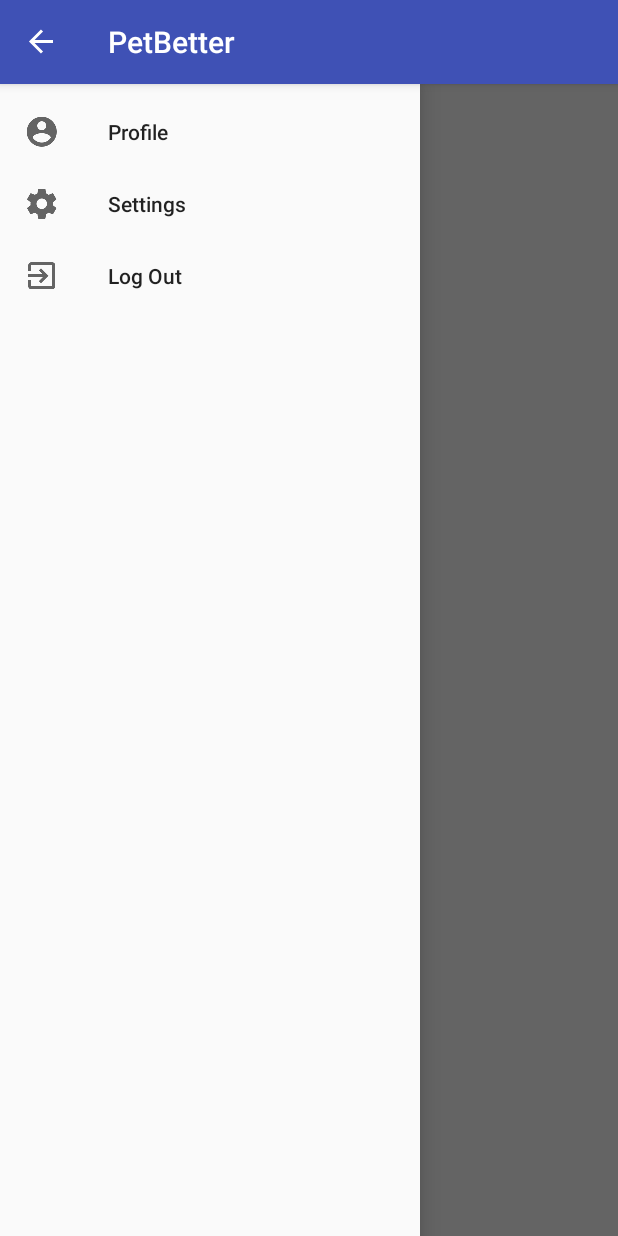
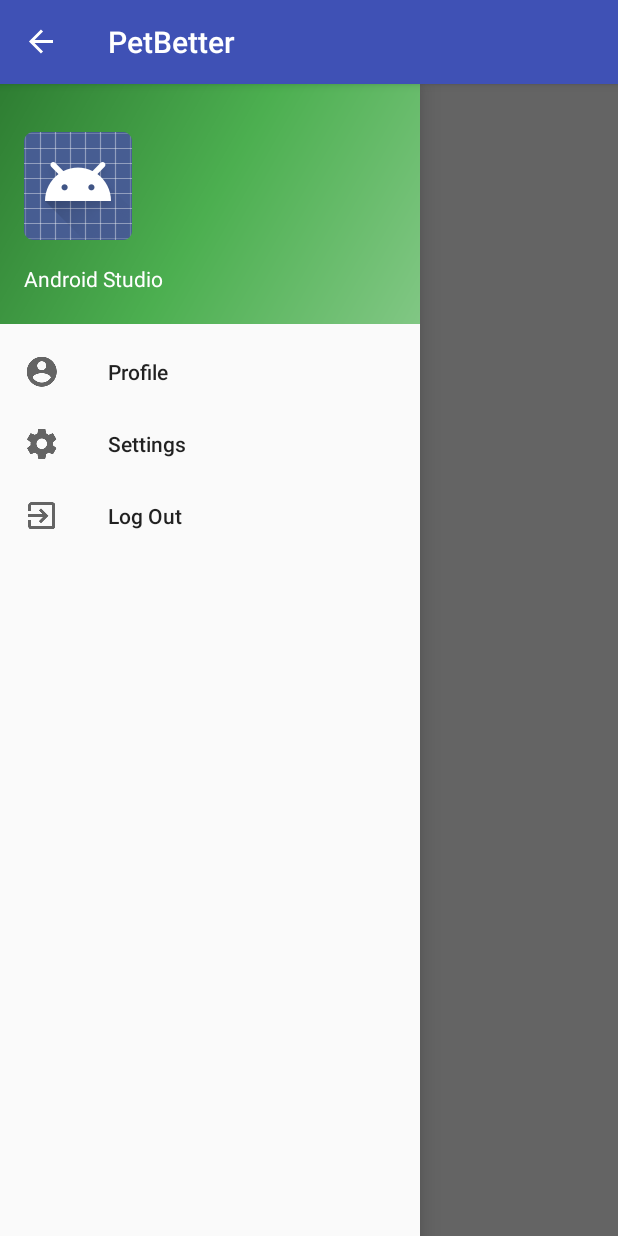
Before and after one commit to DwardTiro/PetBetter, an Android app: the HomeActivity screen opened directly, with no data from a screen before it, with the side drawer open, on a phone screen of 412 x 824 dp. Run offline under Robolectric (Android 15) with nearby library versions, the phone set to English and light mode, and no system bars.

Commit message:
Added NavigationDrawer Header

```diff
--- /dev/null
+++ b/app/src/main/res/drawable/side_nav_bar.xml
@@ -0,0 +1,9 @@
+<shape xmlns:android="http://schemas.android.com/apk/res/android"
+    android:shape="rectangle">
+    <gradient
+        android:angle="135"
+        android:centerColor="#4CAF50"
+        android:endColor="#2E7D32"
+        android:startColor="#81C784"
+        android:type="linear" />
+</shape>
--- a/app/src/main/res/layout/activity_home.xml
+++ b/app/src/main/res/layout/activity_home.xml
@@ -28,7 +28,9 @@
         android:layout_height="match_parent"
         app:menu="@menu/navigation_menu"
         android:layout_gravity="start"
-        android:id="@+id/nav_view">
+        android:id="@+id/nav_view"
+        android:fitsSystemWindows="true"
+        app:headerLayout="@layout/nav_header">
 
     </android.support.design.widget.NavigationView>
 
--- /dev/null
+++ b/app/src/main/res/layout/nav_header.xml
@@ -0,0 +1,35 @@
+<?xml version="1.0" encoding="utf-8"?>
+<LinearLayout xmlns:android="http://schemas.android.com/apk/res/android"
+    xmlns:app="http://schemas.android.com/apk/res-auto"
+    android:layout_width="match_parent"
+    android:layout_height="160dp"
+    android:background="@drawable/side_nav_bar"
+    android:gravity="bottom"
+    android:orientation="vertical"
+    android:paddingBottom="16dp"
+    android:paddingLeft="16dp"
+    android:paddingRight="16dp"
+    android:paddingTop="16dp"
+    android:theme="@style/ThemeOverlay.AppCompat.Dark">
+
+    <ImageView
+        android:id="@+id/imageView"
+        android:layout_width="wrap_content"
+        android:layout_height="wrap_content"
+        android:paddingTop="16dp"
+        app:srcCompat="@android:drawable/sym_def_app_icon" />
+
+    <TextView
+        android:layout_width="match_parent"
+        android:layout_height="wrap_content"
+        android:paddingTop="16dp"
+        android:text="Android Studio"
+        android:textAppearance="@style/TextAppearance.AppCompat.Body1" />
+
+    <TextView
+        android:id="@+id/textView"
+        android:layout_width="wrap_content"
+        android:layout_height="wrap_content"
+        android:text="android.studio@android.com" />
+
+</LinearLayout>
```
